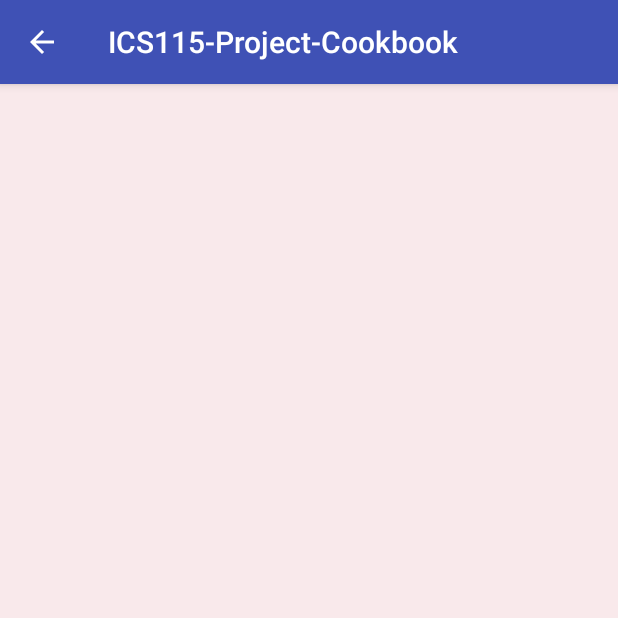
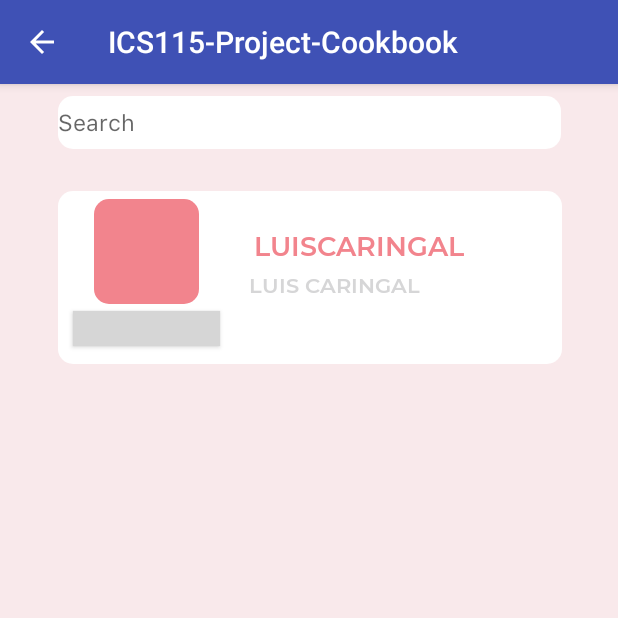
Before and after one commit to luiscaringal/ICS115-Project-Cookbook, an Android app: the home_page_activity screen opened directly, with no data from a screen before it, on a phone screen of 412 x 824 dp, the top half of it. Run offline under Robolectric (Android 15) with nearby library versions, the phone set to English and light mode, and no system bars; grey boxes are pictures that could not be loaded.

Commit message:
Created Front-end for Home Feed

```diff
--- a/app/src/main/res/layout/home_page_layout.xml
+++ b/app/src/main/res/layout/home_page_layout.xml
@@ -1,21 +1,133 @@
 <?xml version="1.0" encoding="utf-8"?>
-<android.support.constraint.ConstraintLayout
-    xmlns:android="http://schemas.android.com/apk/res/android"
+<android.support.constraint.ConstraintLayout xmlns:android="http://schemas.android.com/apk/res/android"
     xmlns:app="http://schemas.android.com/apk/res-auto"
     xmlns:tools="http://schemas.android.com/tools"
     android:layout_width="match_parent"
     android:layout_height="match_parent"
     android:background="@color/colorBackground">
 
-    <ScrollView
-        android:id="@+id/scrollView2"
-        android:layout_width="0dp"
-        android:layout_height="0dp"
-        app:layout_constraintBottom_toBottomOf="parent"
+    <EditText
+        android:id="@+id/reg_search"
+        android:layout_width="335dp"
+        android:layout_height="35dp"
+        android:layout_marginEnd="8dp"
+        android:layout_marginLeft="8dp"
+        android:layout_marginRight="8dp"
+        android:layout_marginStart="8dp"
+        android:layout_marginTop="8dp"
+        android:background="@drawable/rounded_input"
+        android:ems="10"
+        android:fontFamily="@font/sfprotextregular"
+        android:hint="Search"
+        android:inputType="text"
+        android:textSize="15sp"
         app:layout_constraintEnd_toEndOf="parent"
         app:layout_constraintStart_toStartOf="parent"
-        app:layout_constraintTop_toTopOf="parent">
+        app:layout_constraintTop_toTopOf="parent" />
 
-    </ScrollView>
+    <ImageView
+        android:id="@+id/imageView2"
+        android:layout_width="336dp"
+        android:layout_height="115dp"
+        android:layout_marginEnd="8dp"
+        android:layout_marginLeft="8dp"
+        android:layout_marginRight="8dp"
+        android:layout_marginStart="8dp"
+        android:layout_marginTop="28dp"
+        app:layout_constraintEnd_toEndOf="parent"
+        app:layout_constraintHorizontal_bias="0.515"
+        app:layout_constraintStart_toStartOf="parent"
+        app:layout_constraintTop_toBottomOf="@+id/reg_search"
+        app:srcCompat="@drawable/rounded_input" />
+
+    <ImageView
+        android:id="@+id/imageView4"
+        android:layout_width="70dp"
+        android:layout_height="70dp"
+        android:layout_marginEnd="8dp"
+        android:layout_marginLeft="8dp"
+        android:layout_marginRight="8dp"
+        android:layout_marginStart="8dp"
+        android:layout_marginTop="5dp"
+        app:layout_constraintEnd_toEndOf="@+id/imageView2"
+        app:layout_constraintHorizontal_bias="0.064"
+        app:layout_constraintStart_toStartOf="@+id/imageView2"
+        app:layout_constraintTop_toTopOf="@+id/imageView2"
+        app:srcCompat="@drawable/rounded_button" />
+
+    <Button
+        android:id="@+id/button"
+        android:layout_width="98dp"
+        android:layout_height="23dp"
+        android:layout_marginEnd="8dp"
+        android:layout_marginLeft="8dp"
+        android:layout_marginRight="8dp"
+        android:layout_marginStart="8dp"
+        android:layout_marginTop="80dp"
+        android:background="@drawable/rounded_order"
+        android:fontFamily="@font/montserratsemibold"
+        android:text="ORDER NOW"
+        android:textColor="@color/colorBackgroundInput"
+        android:textSize="10sp"
+        android:textStyle="bold"
+        app:layout_constraintEnd_toEndOf="@+id/imageView2"
+        app:layout_constraintHorizontal_bias="0.009"
+        app:layout_constraintStart_toStartOf="@+id/imageView2"
+        app:layout_constraintTop_toTopOf="@+id/imageView2" />
+
+    <TextView
+        android:id="@+id/reg_firstname"
+        android:layout_width="wrap_content"
+        android:layout_height="wrap_content"
+        android:layout_marginEnd="8dp"
+        android:layout_marginLeft="8dp"
+        android:layout_marginRight="8dp"
+        android:layout_marginStart="8dp"
+        android:layout_marginTop="4dp"
+        android:fontFamily="@font/montserratsemibold"
+        android:text="LUIS"
+        android:textColor="@color/colorButtonOrder"
+        android:textStyle="bold"
+        app:layout_constraintEnd_toEndOf="@+id/imageView2"
+        app:layout_constraintHorizontal_bias="0.13"
+        app:layout_constraintStart_toEndOf="@+id/imageView4"
+        app:layout_constraintTop_toBottomOf="@+id/username2" />
+
+    <TextView
+        android:id="@+id/reg_lastname"
+        android:layout_width="wrap_content"
+        android:layout_height="wrap_content"
+        android:layout_marginEnd="8dp"
+        android:layout_marginLeft="4dp"
+        android:layout_marginRight="8dp"
+        android:layout_marginStart="4dp"
+        android:layout_marginTop="4dp"
+        android:fontFamily="@font/montserratsemibold"
+        android:text="CARINGAL"
+        android:textColor="@color/colorButtonOrder"
+        android:textStyle="bold"
+        app:layout_constraintEnd_toEndOf="@+id/imageView2"
+        app:layout_constraintHorizontal_bias="0.0"
+        app:layout_constraintStart_toEndOf="@+id/reg_firstname"
+        app:layout_constraintTop_toBottomOf="@+id/username2" />
+
+    <TextView
+        android:id="@+id/username2"
+        android:layout_width="wrap_content"
+        android:layout_height="wrap_content"
+        android:layout_marginEnd="8dp"
+        android:layout_marginLeft="8dp"
+        android:layout_marginRight="8dp"
+        android:layout_marginStart="8dp"
+        android:layout_marginTop="24dp"
+        android:fontFamily="@font/montserratsemibold"
+        android:text="LUISCARINGAL"
+        android:textColor="@color/colorButton"
+        android:textSize="18sp"
+        android:textStyle="bold"
+        app:layout_constraintEnd_toEndOf="@+id/imageView2"
+        app:layout_constraintHorizontal_bias="0.337"
+        app:layout_constraintStart_toEndOf="@+id/imageView4"
+        app:layout_constraintTop_toTopOf="@+id/imageView2" />
 
 </android.support.constraint.ConstraintLayout>
```
